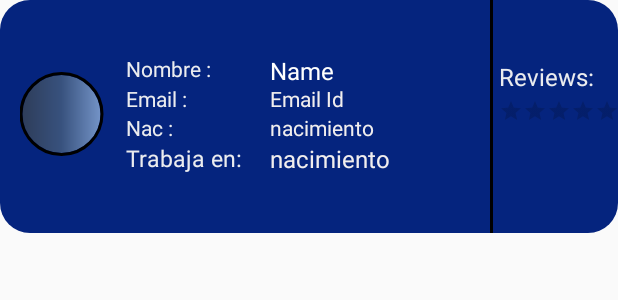
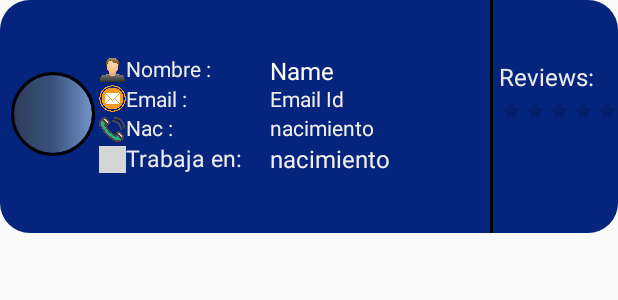
Before and after one commit to GaezOrt/SolveIt, an Android app: the layout list_view.xml on its own in the app's theme, with its tools: preview values and no code run, on a phone screen of 412 x 824 dp. Shown: the top 300 px of the screen. Run offline under Robolectric (Android 15) with nearby library versions, the phone set to English and light mode, and no system bars; grey boxes are pictures that could not be loaded.

Commit message:
Todo okay. *Lista con imagenes redondeadas *Added icons.

```diff
--- a/app/src/main/res/layout/list_view.xml
+++ b/app/src/main/res/layout/list_view.xml
@@ -6,6 +6,46 @@
     android:layout_height="155dp"
     android:background="@drawable/rounded_list"
     android:descendantFocusability="blocksDescendants">
+
+    <ImageView
+        android:id="@+id/imageView26"
+        android:layout_width="18dp"
+        android:layout_height="18dp"
+        android:layout_marginBottom="40dp"
+        app:layout_constraintBottom_toBottomOf="parent"
+        app:layout_constraintEnd_toStartOf="@+id/textView40"
+        app:srcCompat="@drawable/location" />
+
+    <ImageView
+        android:id="@+id/imageView24"
+        android:layout_width="18dp"
+        android:layout_height="18dp"
+        android:layout_marginTop="38dp"
+        app:layout_constraintEnd_toEndOf="@+id/imageView27"
+        app:layout_constraintHorizontal_bias="1.0"
+        app:layout_constraintStart_toStartOf="@+id/imageView27"
+        app:layout_constraintTop_toTopOf="parent"
+        app:srcCompat="@drawable/user" />
+
+    <ImageView
+        android:id="@+id/imageView25"
+        android:layout_width="18dp"
+        android:layout_height="18dp"
+        app:layout_constraintBottom_toTopOf="@+id/imageView26"
+        app:layout_constraintEnd_toEndOf="@+id/imageView26"
+        app:layout_constraintStart_toStartOf="@+id/imageView26"
+        app:layout_constraintTop_toBottomOf="@+id/imageView27"
+        app:srcCompat="@drawable/phone" />
+
+    <ImageView
+        android:id="@+id/imageView27"
+        android:layout_width="18dp"
+        android:layout_height="18dp"
+        app:layout_constraintBottom_toBottomOf="@+id/textView37"
+        app:layout_constraintEnd_toEndOf="@+id/imageView25"
+        app:layout_constraintStart_toStartOf="@+id/imageView25"
+        app:layout_constraintTop_toBottomOf="@+id/imageView24"
+        app:srcCompat="@drawable/emailnaranja" />
 
     <RatingBar
         android:id="@+id/MyRating"
@@ -160,7 +200,7 @@
 
     <de.hdodenhof.circleimageview.CircleImageView
         android:id="@+id/profile_image"
-        android:layout_width="82dp"
+        android:layout_width="56dp"
         android:layout_height="56dp"
         android:layout_marginTop="48dp"
         android:rotation="90"
@@ -168,7 +208,7 @@
         app:civ_border_color="#FF000000"
         app:civ_border_width="2dp"
         app:layout_constraintEnd_toStartOf="@+id/textView37"
-        app:layout_constraintHorizontal_bias="0.0"
+        app:layout_constraintHorizontal_bias="0.25"
         app:layout_constraintStart_toStartOf="parent"
         app:layout_constraintTop_toTopOf="parent" />
 
```
